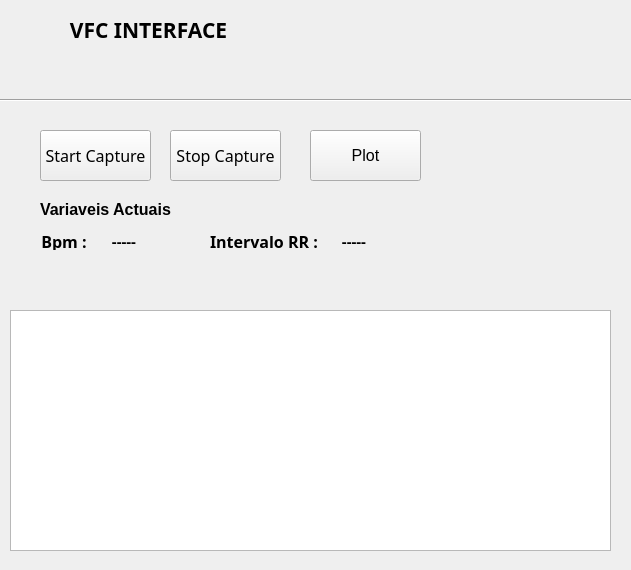
DiegoPaezA/pythonCompu, file rrinterface/ui/home.ui: the form before one commit.
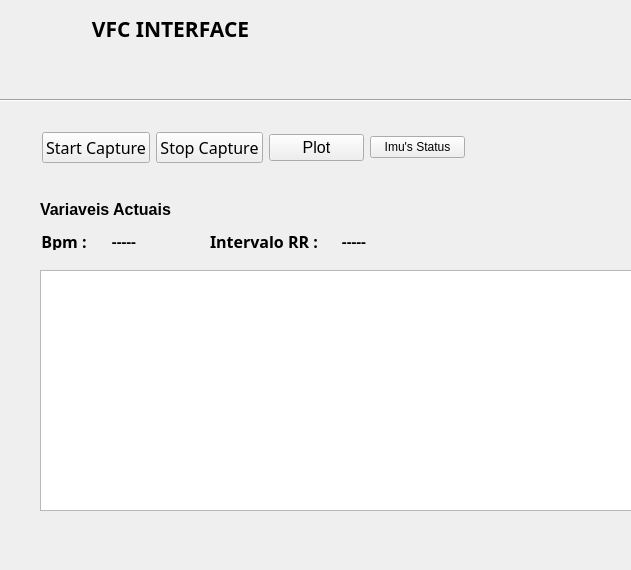
The form after the commit. Custom widgets are drawn as their Qt base class.

Patch:
```diff
--- a/rrinterface/ui/home.ui
+++ b/rrinterface/ui/home.ui
@@ -33,9 +33,9 @@
    <widget class="QLabel" name="label">
     <property name="geometry">
      <rect>
-      <x>41</x>
-      <y>11</y>
-      <width>215</width>
+      <x>0</x>
+      <y>10</y>
+      <width>341</width>
       <height>37</height>
      </rect>
     </property>
@@ -54,50 +54,6 @@
      <set>Qt::AlignCenter</set>
     </property>
    </widget>
-   <widget class="QPushButton" name="ButtonStart">
-    <property name="enabled">
-     <bool>true</bool>
-    </property>
-    <property name="geometry">
-     <rect>
-      <x>40</x>
-      <y>130</y>
-      <width>111</width>
-      <height>51</height>
-     </rect>
-    </property>
-    <property name="font">
-     <font>
-      <family>Abyssinica SIL</family>
-      <pointsize>12</pointsize>
-     </font>
-    </property>
-    <property name="text">
-     <string>Start Capture</string>
-    </property>
-   </widget>
-   <widget class="QPushButton" name="ButtonStop">
-    <property name="enabled">
-     <bool>true</bool>
-    </property>
-    <property name="geometry">
-     <rect>
-      <x>170</x>
-      <y>130</y>
-      <width>111</width>
-      <height>51</height>
-     </rect>
-    </property>
-    <property name="font">
-     <font>
-      <family>Abyssinica SIL</family>
-      <pointsize>12</pointsize>
-     </font>
-    </property>
-    <property name="text">
-     <string>Stop Capture</string>
-    </property>
-   </widget>
    <widget class="QLabel" name="label_3">
     <property name="geometry">
      <rect>
@@ -204,36 +160,81 @@
      <set>Qt::AlignCenter</set>
     </property>
    </widget>
-   <widget class="QPushButton" name="plotButton">
-    <property name="geometry">
-     <rect>
-      <x>310</x>
-      <y>130</y>
-      <width>111</width>
-      <height>51</height>
-     </rect>
-    </property>
-    <property name="font">
-     <font>
-      <pointsize>12</pointsize>
-      <weight>50</weight>
-      <bold>false</bold>
-     </font>
-    </property>
-    <property name="text">
-     <string>Plot</string>
-    </property>
-   </widget>
    <widget class="PlotWidget" name="plot">
     <property name="geometry">
      <rect>
-      <x>10</x>
-      <y>310</y>
+      <x>40</x>
+      <y>270</y>
       <width>601</width>
       <height>241</height>
      </rect>
     </property>
    </widget>
+   <widget class="QWidget" name="layoutWidget">
+    <property name="geometry">
+     <rect>
+      <x>42</x>
+      <y>132</y>
+      <width>423</width>
+      <height>31</height>
+     </rect>
+    </property>
+    <layout class="QGridLayout" name="gridLayout">
+     <item row="0" column="0">
+      <widget class="QPushButton" name="ButtonStart">
+       <property name="enabled">
+        <bool>true</bool>
+       </property>
+       <property name="font">
+        <font>
+         <family>Abyssinica SIL</family>
+         <pointsize>12</pointsize>
+        </font>
+       </property>
+       <property name="text">
+        <string>Start Capture</string>
+       </property>
+      </widget>
+     </item>
+     <item row="0" column="1">
+      <widget class="QPushButton" name="ButtonStop">
+       <property name="enabled">
+        <bool>true</bool>
+       </property>
+       <property name="font">
+        <font>
+         <family>Abyssinica SIL</family>
+         <pointsize>12</pointsize>
+        </font>
+       </property>
+       <property name="text">
+        <string>Stop Capture</string>
+       </property>
+      </widget>
+     </item>
+     <item row="0" column="2">
+      <widget class="QPushButton" name="plotButton">
+       <property name="font">
+        <font>
+         <pointsize>12</pointsize>
+         <weight>50</weight>
+         <bold>false</bold>
+        </font>
+       </property>
+       <property name="text">
+        <string>Plot</string>
+       </property>
+      </widget>
+     </item>
+     <item row="0" column="3">
+      <widget class="QPushButton" name="imustatusButton">
+       <property name="text">
+        <string>Imu's Status</string>
+       </property>
+      </widget>
+     </item>
+    </layout>
+   </widget>
   </widget>
  </widget>
  <customwidgets>
```
